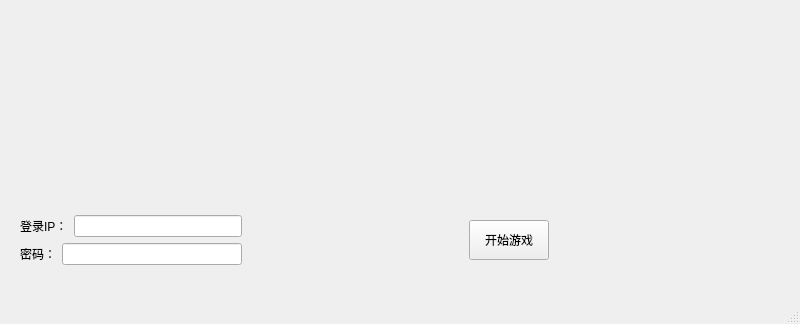
longlin10086/Kingdom-Card-Client, file client/ui/startwindow.ui: the form before one commit; both pictures show x 0 to 800 and y 276 to 600 of the 800 by 600 pixel window.
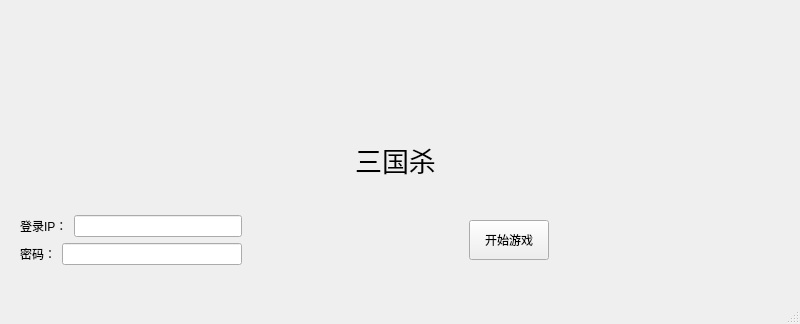
The form after the commit. Icons and pictures are not drawn.

Diff of the .ui file:
```diff
--- a/client/ui/startwindow.ui
+++ b/client/ui/startwindow.ui
@@ -65,6 +65,36 @@
        </property>
       </spacer>
      </item>
+     <item>
+      <widget class="QLabel" name="slogan">
+       <property name="font">
+        <font>
+         <pointsize>20</pointsize>
+        </font>
+       </property>
+       <property name="text">
+        <string>三国杀</string>
+       </property>
+       <property name="alignment">
+        <set>Qt::AlignCenter</set>
+       </property>
+      </widget>
+     </item>
+     <item>
+      <widget class="QLabel" name="status_text">
+       <property name="font">
+        <font>
+         <pointsize>15</pointsize>
+        </font>
+       </property>
+       <property name="text">
+        <string/>
+       </property>
+       <property name="alignment">
+        <set>Qt::AlignCenter</set>
+       </property>
+      </widget>
+     </item>
      <item>
       <layout class="QHBoxLayout" name="horizontalLayout_3">
        <item>
```
